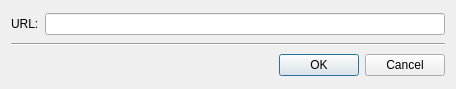
Above: ktorrent/pastedlgbase.ui from KDE/ktorrent before the change. Below: the same form after it.
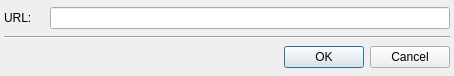
That is the form after the change. Custom widgets are drawn as their Qt base class.

```diff
--- a/ktorrent/pastedlgbase.ui
+++ b/ktorrent/pastedlgbase.ui
@@ -6,13 +6,28 @@
     <x>0</x>
     <y>0</y>
     <width>454</width>
-    <height>89</height>
+    <height>76</height>
    </rect>
   </property>
   <property name="windowTitle" >
    <string>Open an URL</string>
   </property>
   <layout class="QVBoxLayout" >
+   <property name="spacing" >
+    <number>4</number>
+   </property>
+   <property name="leftMargin" >
+    <number>4</number>
+   </property>
+   <property name="topMargin" >
+    <number>4</number>
+   </property>
+   <property name="rightMargin" >
+    <number>4</number>
+   </property>
+   <property name="bottomMargin" >
+    <number>4</number>
+   </property>
    <item>
     <layout class="QHBoxLayout" >
      <item>
@@ -51,35 +66,11 @@
     </widget>
    </item>
    <item>
-    <layout class="QHBoxLayout" >
-     <item>
-      <spacer>
-       <property name="orientation" >
-        <enum>Qt::Horizontal</enum>
-       </property>
-       <property name="sizeHint" >
-        <size>
-         <width>40</width>
-         <height>20</height>
-        </size>
-       </property>
-      </spacer>
-     </item>
-     <item>
-      <widget class="KPushButton" name="m_ok" >
-       <property name="text" >
-        <string>OK</string>
-       </property>
-      </widget>
-     </item>
-     <item>
-      <widget class="KPushButton" name="m_cancel" >
-       <property name="text" >
-        <string>Cancel</string>
-       </property>
-      </widget>
-     </item>
-    </layout>
+    <widget class="QDialogButtonBox" name="buttonBox" >
+     <property name="standardButtons" >
+      <set>QDialogButtonBox::Cancel|QDialogButtonBox::NoButton|QDialogButtonBox::Ok</set>
+     </property>
+    </widget>
    </item>
   </layout>
  </widget>
@@ -89,11 +80,6 @@
    <extends>QLineEdit</extends>
    <header>klineedit.h</header>
   </customwidget>
-  <customwidget>
-   <class>KPushButton</class>
-   <extends>QPushButton</extends>
-   <header location="global" >kpushbutton.h</header>
-  </customwidget>
  </customwidgets>
  <resources/>
  <connections>
```
Left out of the diff: 24 changed lines with no effect on the pictures.
